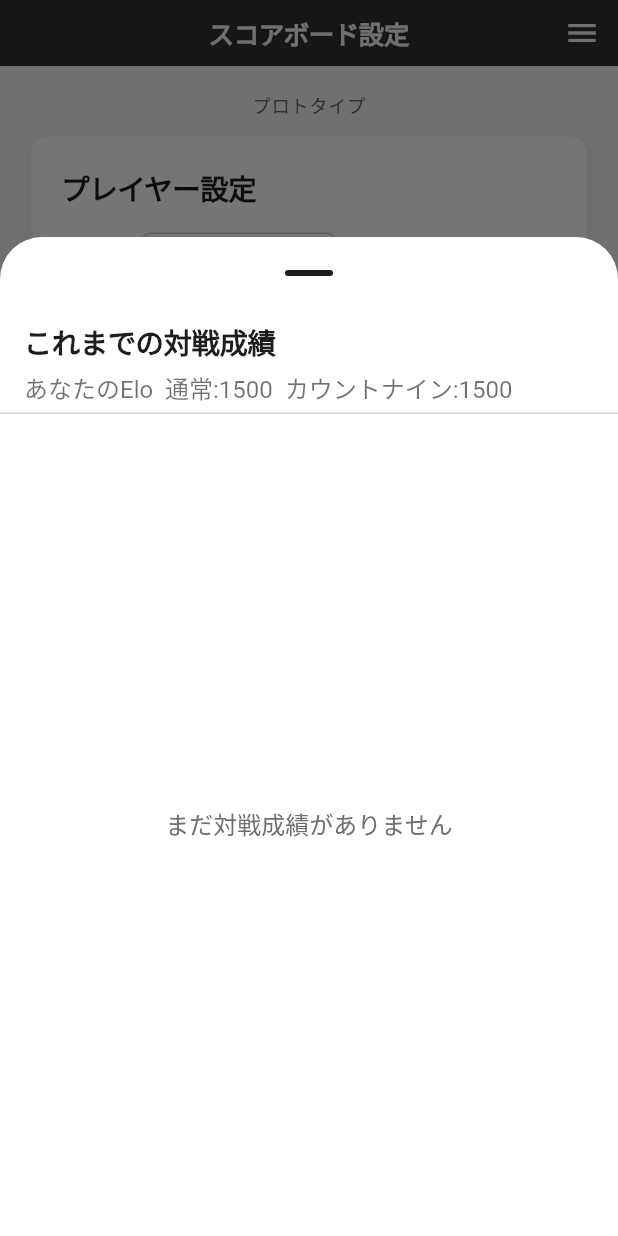
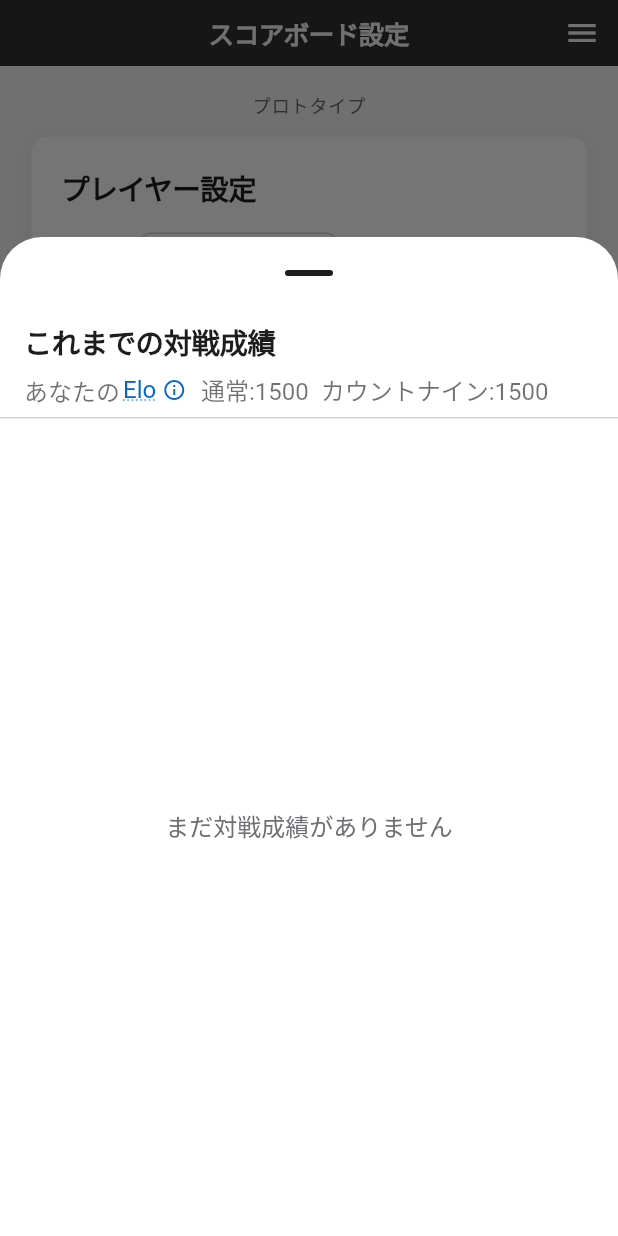
Before and after one commit to 7aota7-ai/billiards_flutter, a Flutter app: the screen it shows after launch, after a tap on "登録", after a tap on "これまでの対戦成績を一覧表示", on a phone screen of 412 x 824 dp. Run offline on Flutter 3.47's test engine with Material 3 defaults, Android fonts, the phone set to English and light mode, and no system bars; our stand-ins replace shared_preferences; accounts and stored records are empty; Roboto replaces fonts that are missing (Meiryo UI).

Commit message:
feat: Elo説明リンク（点線下線・info・ダイアログ）
- EloInfoLink を追加しスコアボード・設定の対戦成績で利用
- 説明ダイアログ本文はタイトルと重複しない文言、末尾は「1500です。」

Co-authored-by: Cursor <cursoragent@cursor.com>

```diff
--- a/lib/screens/setup_screen.dart
+++ b/lib/screens/setup_screen.dart
@@ -10,6 +10,7 @@ import '../services/match_result_repository.dart';
 import '../services/opponent_repository.dart';
 import '../services/self_profile_repository.dart';
 import '../theme/apple_theme.dart';
+import '../widgets/elo_info_link.dart';
 import '../widgets/matchup_stats_sheet.dart';
 import 'count_nine_screen.dart';
 import 'game_screen.dart';
@@ -199,11 +200,30 @@ class _SetupScreenState extends State<SetupScreen> {
                 if (self != null)
                   Padding(
                     padding: const EdgeInsets.fromLTRB(16, 0, 16, 8),
-                    child: Text(
-                      'あなたのElo  通常:${scoreElo[self.id]?.rating ?? 1500}  カウントナイン:${c9Elo[self.id]?.rating ?? 1500}',
-                      style: tt.labelLarge?.copyWith(
-                        color: AppleColors.textSecondary,
-                      ),
+                    child: Wrap(
+                      crossAxisAlignment: WrapCrossAlignment.center,
+                      spacing: 0,
+                      runSpacing: 4,
+                      children: [
+                        Text(
+                          'あなたの',
+                          style: tt.labelLarge?.copyWith(
+                            color: AppleColors.textSecondary,
+                          ),
+                        ),
+                        EloInfoLink(
+                          style: tt.labelLarge?.copyWith(
+                            color: AppleColors.textSecondary,
+                          ),
+                          iconSize: 16,
+                        ),
+                        Text(
+                          '  通常:${scoreElo[self.id]?.rating ?? 1500}  カウントナイン:${c9Elo[self.id]?.rating ?? 1500}',
+                          style: tt.labelLarge?.copyWith(
+                            color: AppleColors.textSecondary,
+                          ),
+                        ),
+                      ],
                     ),
                   ),
                 const Divider(height: 1),
@@ -227,8 +247,29 @@ class _SetupScreenState extends State<SetupScreen> {
                             final name = nameById[id] ?? id;
                             return ListTile(
                               title: Text(name),
-                              subtitle: Text(
-                                '${s.wins}勝${s.losses}敗  /  Elo 通常:${scoreElo[id]?.rating ?? 1500}  C9:${c9Elo[id]?.rating ?? 1500}',
+                              subtitle: Wrap(
+                                crossAxisAlignment: WrapCrossAlignment.center,
+                                spacing: 4,
+                                children: [
+                                  Text(
+                                    '${s.wins}勝${s.losses}敗  /  ',
+                                    style: tt.bodyMedium?.copyWith(
+                                      color: AppleColors.textSecondary,
+                                    ),
+                                  ),
+                                  EloInfoLink(
+                                    style: tt.bodyMedium?.copyWith(
+                                      color: AppleColors.textSecondary,
+                                    ),
+                                    iconSize: 15,
+                                  ),
+                                  Text(
+                                    ' 通常:${scoreElo[id]?.rating ?? 1500}  C9:${c9Elo[id]?.rating ?? 1500}',
+                                    style: tt.bodyMedium?.copyWith(
+                                      color: AppleColors.textSecondary,
+                                    ),
+                                  ),
+                                ],
                               ),
                               trailing: Text(
                                 _formatYmd(DateTime.fromMillisecondsSinceEpoch(
--- /dev/null
+++ b/lib/widgets/elo_info_link.dart
@@ -0,0 +1,95 @@
+import 'package:flutter/material.dart';
+
+import '../theme/apple_theme.dart';
+
+/// Elo の説明をポップアップで表示するためのリンク風ウィジェット。
+/// 「Elo」に点線下線、[i] アイコンを付け、タップでダイアログを開く。
+class EloInfoLink extends StatelessWidget {
+  const EloInfoLink({
+    super.key,
+    this.label = 'Elo',
+    this.style,
+    this.iconSize = 17,
+    this.suffix,
+  });
+
+  final String label;
+  final TextStyle? style;
+  final double iconSize;
+  final Widget? suffix;
+
+  static Future<void> showExplanationDialog(BuildContext context) {
+    return showDialog<void>(
+      context: context,
+      builder: (ctx) {
+        final tt = Theme.of(ctx).textTheme;
+        return AlertDialog(
+          title: Text(
+            'Elo（Elo rating）',
+            style: tt.titleMedium?.copyWith(fontWeight: FontWeight.w700),
+          ),
+          content: SingleChildScrollView(
+            child: Text(
+              '平均的強さのプレイヤーと対戦した際の勝率を対数変換した指標。試合のたびに対戦前の相互のレーティングに基づいて勝利確率を計算し、これと実際の対戦結果との差異に基づいてレーティングを更新します。\n\n'
+              'デフォルト値は1500です。',
+              style: tt.bodyMedium?.copyWith(height: 1.45),
+            ),
+          ),
+          actions: [
+            TextButton(
+              onPressed: () => Navigator.of(ctx).pop(),
+              child: const Text('閉じる'),
+            ),
+          ],
+        );
+      },
+    );
+  }
+
+  @override
+  Widget build(BuildContext context) {
+    final base = style ?? Theme.of(context).textTheme.bodyMedium;
+    final linkStyle = base?.copyWith(
+      color: AppleColors.linkBlue,
+      decoration: TextDecoration.underline,
+      decorationStyle: TextDecorationStyle.dotted,
+      decorationColor: AppleColors.linkBlue,
+    );
+
+    return Row(
+      mainAxisSize: MainAxisSize.min,
+      crossAxisAlignment: CrossAxisAlignment.center,
+      children: [
+        Semantics(
+          button: true,
+          label: 'Eloレーティングの説明を表示',
+          child: Material(
+            color: Colors.transparent,
+            child: InkWell(
+              onTap: () => showExplanationDialog(context),
+              borderRadius: BorderRadius.circular(6),
+              child: Padding(
+                padding:
+                    const EdgeInsets.symmetric(vertical: 2, horizontal: 2),
+                child: Row(
+                  mainAxisSize: MainAxisSize.min,
+                  crossAxisAlignment: CrossAxisAlignment.center,
+                  children: [
+                    Text(label, style: linkStyle),
+                    const SizedBox(width: 4),
+                    Icon(
+                      Icons.info_outline,
+                      size: iconSize,
+                      color: AppleColors.linkBlue,
+                    ),
+                  ],
+                ),
+              ),
+            ),
+          ),
+        ),
+        if (suffix != null) suffix!,
+      ],
+    );
+  }
+}
```
Also changed, not shown: lib/screens/game_screen.dart (+11 -2 lines).
